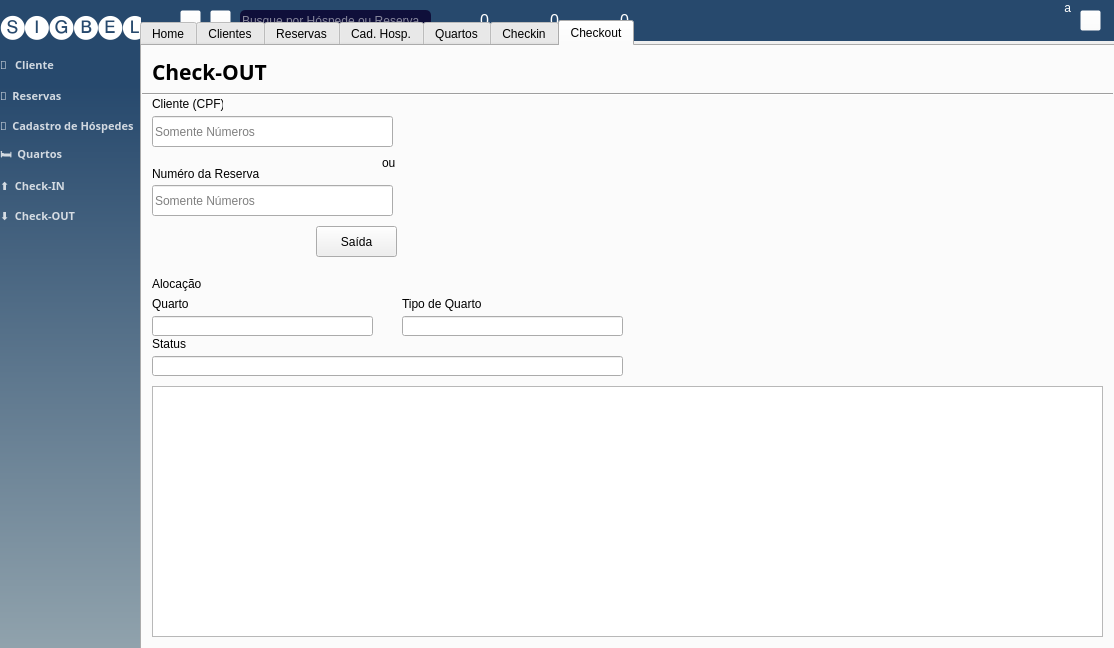
Before: the Qt Designer form styles/main_window.ui in Sigbel/booking-manager, drawn with Qt 5.
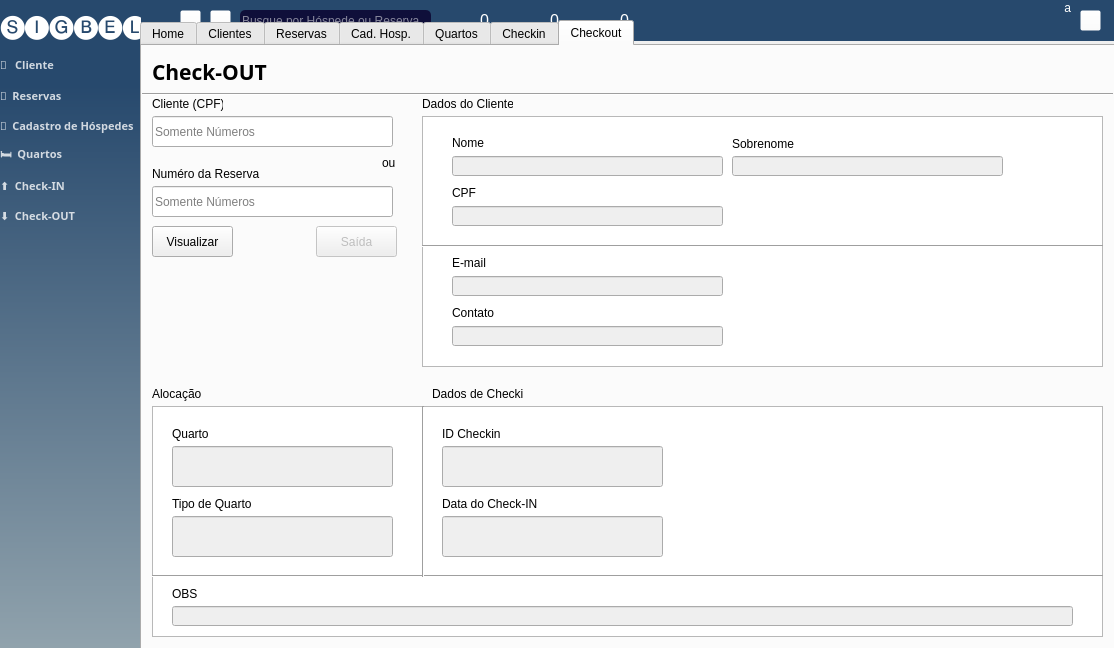
After: the same form once the commit is applied. The open tabs and pages were chosen to show the change. Icons and pictures are not drawn.

Commit message: [Henrique] - Finalização da guia checkin e estilo da guia checkout

What changed in the file:
```diff
--- a/styles/main_window.ui
+++ b/styles/main_window.ui
@@ -5411,7 +5411,7 @@
       <property name="geometry">
        <rect>
         <x>10</x>
-        <y>139</y>
+        <y>140</y>
         <width>241</width>
         <height>31</height>
        </rect>
@@ -5424,7 +5424,7 @@
       <property name="geometry">
        <rect>
         <x>10</x>
-        <y>230</y>
+        <y>340</y>
         <width>71</width>
         <height>16</height>
        </rect>
@@ -5434,6 +5434,9 @@
       </property>
      </widget>
      <widget class="QPushButton" name="pushButton_6">
+      <property name="enabled">
+       <bool>false</bool>
+      </property>
       <property name="geometry">
        <rect>
         <x>174</x>
@@ -5449,8 +5452,8 @@
      <widget class="QLabel" name="label_49">
       <property name="geometry">
        <rect>
-        <x>10</x>
-        <y>250</y>
+        <x>30</x>
+        <y>380</y>
         <width>71</width>
         <height>16</height>
        </rect>
@@ -5460,20 +5463,23 @@
       </property>
      </widget>
      <widget class="QLineEdit" name="line_checkout_room">
+      <property name="enabled">
+       <bool>false</bool>
+      </property>
       <property name="geometry">
        <rect>
-        <x>10</x>
-        <y>270</y>
+        <x>30</x>
+        <y>400</y>
         <width>221</width>
-        <height>20</height>
+        <height>41</height>
        </rect>
       </property>
      </widget>
      <widget class="QLabel" name="label_50">
       <property name="geometry">
        <rect>
-        <x>260</x>
-        <y>250</y>
+        <x>30</x>
+        <y>450</y>
         <width>81</width>
         <height>16</height>
        </rect>
@@ -5483,34 +5489,40 @@
       </property>
      </widget>
      <widget class="QLineEdit" name="lineEdit_37">
+      <property name="enabled">
+       <bool>false</bool>
+      </property>
       <property name="geometry">
        <rect>
-        <x>260</x>
-        <y>270</y>
+        <x>30</x>
+        <y>470</y>
         <width>221</width>
-        <height>20</height>
+        <height>41</height>
        </rect>
       </property>
      </widget>
      <widget class="QLabel" name="label_52">
       <property name="geometry">
        <rect>
-        <x>10</x>
-        <y>290</y>
+        <x>30</x>
+        <y>540</y>
         <width>71</width>
         <height>16</height>
        </rect>
       </property>
       <property name="text">
-       <string>Status</string>
+       <string>OBS</string>
       </property>
      </widget>
      <widget class="QLineEdit" name="lineEdit_39">
+      <property name="enabled">
+       <bool>false</bool>
+      </property>
       <property name="geometry">
        <rect>
-        <x>10</x>
-        <y>310</y>
-        <width>471</width>
+        <x>30</x>
+        <y>560</y>
+        <width>901</width>
         <height>20</height>
        </rect>
       </property>
@@ -5519,9 +5531,9 @@
       <property name="geometry">
        <rect>
         <x>10</x>
-        <y>340</y>
+        <y>360</y>
         <width>951</width>
-        <height>251</height>
+        <height>231</height>
        </rect>
       </property>
      </widget>
@@ -5538,6 +5550,313 @@
        <string>ou</string>
       </property>
      </widget>
+     <widget class="QPushButton" name="btn_visu_reserv_2">
+      <property name="geometry">
+       <rect>
+        <x>10</x>
+        <y>180</y>
+        <width>81</width>
+        <height>31</height>
+       </rect>
+      </property>
+      <property name="text">
+       <string>Visualizar</string>
+      </property>
+     </widget>
+     <widget class="Line" name="line_12">
+      <property name="geometry">
+       <rect>
+        <x>10</x>
+        <y>520</y>
+        <width>951</width>
+        <height>20</height>
+       </rect>
+      </property>
+      <property name="orientation">
+       <enum>Qt::Horizontal</enum>
+      </property>
+     </widget>
+     <widget class="QLabel" name="label_92">
+      <property name="geometry">
+       <rect>
+        <x>280</x>
+        <y>50</y>
+        <width>91</width>
+        <height>16</height>
+       </rect>
+      </property>
+      <property name="text">
+       <string>Dados do Cliente</string>
+      </property>
+     </widget>
+     <widget class="QColumnView" name="columnView_4">
+      <property name="geometry">
+       <rect>
+        <x>280</x>
+        <y>70</y>
+        <width>681</width>
+        <height>251</height>
+       </rect>
+      </property>
+     </widget>
+     <widget class="QLabel" name="label_81">
+      <property name="geometry">
+       <rect>
+        <x>310</x>
+        <y>210</y>
+        <width>47</width>
+        <height>13</height>
+       </rect>
+      </property>
+      <property name="text">
+       <string>E-mail</string>
+      </property>
+     </widget>
+     <widget class="QLabel" name="label_93">
+      <property name="geometry">
+       <rect>
+        <x>310</x>
+        <y>260</y>
+        <width>47</width>
+        <height>13</height>
+       </rect>
+      </property>
+      <property name="text">
+       <string>Contato</string>
+      </property>
+     </widget>
+     <widget class="QLineEdit" name="line_checkin_cpf_3">
+      <property name="enabled">
+       <bool>false</bool>
+      </property>
+      <property name="geometry">
+       <rect>
+        <x>310</x>
+        <y>160</y>
+        <width>271</width>
+        <height>20</height>
+       </rect>
+      </property>
+     </widget>
+     <widget class="Line" name="line_13">
+      <property name="geometry">
+       <rect>
+        <x>280</x>
+        <y>190</y>
+        <width>681</width>
+        <height>20</height>
+       </rect>
+      </property>
+      <property name="orientation">
+       <enum>Qt::Horizontal</enum>
+      </property>
+     </widget>
+     <widget class="QLineEdit" name="line_checkin_contact_2">
+      <property name="enabled">
+       <bool>false</bool>
+      </property>
+      <property name="geometry">
+       <rect>
+        <x>310</x>
+        <y>280</y>
+        <width>271</width>
+        <height>20</height>
+       </rect>
+      </property>
+     </widget>
+     <widget class="QLineEdit" name="line_checkin_name_2">
+      <property name="enabled">
+       <bool>false</bool>
+      </property>
+      <property name="geometry">
+       <rect>
+        <x>310</x>
+        <y>110</y>
+        <width>271</width>
+        <height>20</height>
+       </rect>
+      </property>
+     </widget>
+     <widget class="QLineEdit" name="line_checkin_email_2">
+      <property name="enabled">
+       <bool>false</bool>
+      </property>
+      <property name="geometry">
+       <rect>
+        <x>310</x>
+        <y>230</y>
+        <width>271</width>
+        <height>20</height>
+       </rect>
+      </property>
+     </widget>
+     <widget class="QLabel" name="label_94">
+      <property name="geometry">
+       <rect>
+        <x>310</x>
+        <y>90</y>
+        <width>47</width>
+        <height>13</height>
+       </rect>
+      </property>
+      <property name="text">
+       <string>Nome</string>
+      </property>
+     </widget>
+     <widget class="QLabel" name="label_95">
+      <property name="geometry">
+       <rect>
+        <x>590</x>
+        <y>90</y>
+        <width>71</width>
+        <height>16</height>
+       </rect>
+      </property>
+      <property name="text">
+       <string>Sobrenome</string>
+      </property>
+     </widget>
+     <widget class="QLabel" name="label_96">
+      <property name="geometry">
+       <rect>
+        <x>310</x>
+        <y>140</y>
+        <width>47</width>
+        <height>13</height>
+       </rect>
+      </property>
+      <property name="text">
+       <string>CPF</string>
+      </property>
+     </widget>
+     <widget class="QLineEdit" name="line_checkin_lastname_2">
+      <property name="enabled">
+       <bool>false</bool>
+      </property>
+      <property name="geometry">
+       <rect>
+        <x>590</x>
+        <y>110</y>
+        <width>271</width>
+        <height>20</height>
+       </rect>
+      </property>
+     </widget>
+     <widget class="Line" name="line_14">
+      <property name="geometry">
+       <rect>
+        <x>271</x>
+        <y>360</y>
+        <width>20</width>
+        <height>171</height>
+       </rect>
+      </property>
+      <property name="orientation">
+       <enum>Qt::Vertical</enum>
+      </property>
+     </widget>
+     <widget class="QLabel" name="label_97">
+      <property name="geometry">
+       <rect>
+        <x>290</x>
+        <y>340</y>
+        <width>91</width>
+        <height>16</height>
+       </rect>
+      </property>
+      <property name="text">
+       <string>Dados de Checkin</string>
+      </property>
+     </widget>
+     <widget class="QLineEdit" name="line_checkout_room_2">
+      <property name="enabled">
+       <bool>false</bool>
+      </property>
+      <property name="geometry">
+       <rect>
+        <x>300</x>
+        <y>400</y>
+        <width>221</width>
+        <height>41</height>
+       </rect>
+      </property>
+     </widget>
+     <widget class="QLineEdit" name="line_checkout_room_3">
+      <property name="enabled">
+       <bool>false</bool>
+      </property>
+      <property name="geometry">
+       <rect>
+        <x>300</x>
+        <y>470</y>
+        <width>221</width>
+        <height>41</height>
+       </rect>
+      </property>
+     </widget>
+     <widget class="QLabel" name="label_98">
+      <property name="geometry">
+       <rect>
+        <x>300</x>
+        <y>380</y>
+        <width>71</width>
+        <height>16</height>
+       </rect>
+      </property>
+      <property name="text">
+       <string>ID Checkin</string>
+      </property>
+     </widget>
+     <widget class="QLabel" name="label_99">
+      <property name="geometry">
+       <rect>
+        <x>300</x>
+        <y>450</y>
+        <width>101</width>
+        <height>16</height>
+       </rect>
+      </property>
+      <property name="text">
+       <string>Data do Check-IN</string>
+      </property>
+     </widget>
+     <zorder>columnView</zorder>
+     <zorder>label_45</zorder>
+     <zorder>line_4</zorder>
+     <zorder>label_46</zorder>
+     <zorder>line_checkout_cpf</zorder>
+     <zorder>label_47</zorder>
+     <zorder>line_checkout_number</zorder>
+     <zorder>label_48</zorder>
+     <zorder>pushButton_6</zorder>
+     <zorder>label_49</zorder>
+     <zorder>line_checkout_room</zorder>
+     <zorder>label_50</zorder>
+     <zorder>lineEdit_37</zorder>
+     <zorder>label_52</zorder>
+     <zorder>lineEdit_39</zorder>
+     <zorder>label_71</zorder>
+     <zorder>btn_visu_reserv_2</zorder>
+     <zorder>line_12</zorder>
+     <zorder>label_92</zorder>
+     <zorder>columnView_4</zorder>
+     <zorder>label_81</zorder>
+     <zorder>label_93</zorder>
+     <zorder>line_checkin_cpf_3</zorder>
+     <zorder>line_13</zorder>
+     <zorder>line_checkin_contact_2</zorder>
+     <zorder>line_checkin_name_2</zorder>
+     <zorder>line_checkin_email_2</zorder>
+     <zorder>label_94</zorder>
+     <zorder>label_95</zorder>
+     <zorder>label_96</zorder>
+     <zorder>line_checkin_lastname_2</zorder>
+     <zorder>line_14</zorder>
+     <zorder>label_97</zorder>
+     <zorder>line_checkout_room_2</zorder>
+     <zorder>line_checkout_room_3</zorder>
+     <zorder>label_98</zorder>
+     <zorder>label_99</zorder>
     </widget>
    </widget>
    <widget class="QLabel" name="data_edit">
```
Left out of the diff: 36 changed lines with no effect on the pictures. The commit also changes 2 other files.
